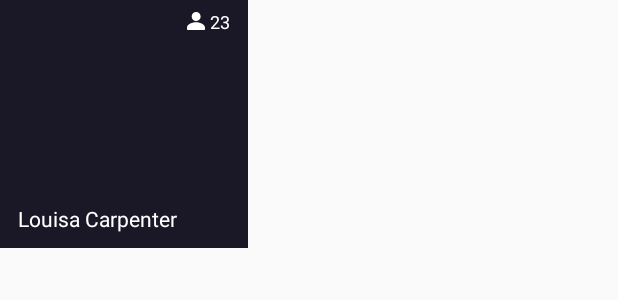
After one commit to nangonghuang/live_android, an Android app: the layout live_item_room_list.xml on its own in the app's theme, with its tools: preview values and no code run, on a phone screen of 412 x 824 dp. The commit adds this screen. Shown: the top 300 px of the screen. Run offline under Robolectric (Android 15) with nearby library versions, the phone set to English and light mode, and no system bars.

Commit message:
add room list adapter ui logic

```diff
--- /dev/null
+++ b/app/src/main/res/drawable/icon_live_people.xml
@@ -0,0 +1,25 @@
+<?xml version="1.0" encoding="utf-8"?>
+<vector xmlns:android="http://schemas.android.com/apk/res/android"
+    android:width="24dp"
+    android:height="24dp"
+    android:viewportWidth="24"
+    android:viewportHeight="24">
+
+    <group
+        android:translateX="-211.000000"
+        android:translateY="-43.000000">
+        <path
+            android:fillColor="#FFFFFF"
+            android:strokeWidth="1"
+            android:pathData="M223.889234,54.9623448 C226.639301,54.6586207 228.865507,52.4315862
+229.169231,49.6811034 C229.568127,46.06 226.74606,43 223.206476,43 C219.89365,43
+217.206893,45.6838621 217.206893,48.9983448 L217.206893,49.0012414
+C217.206893,52.5416552 220.26896,55.3612414 223.889234,54.9623448 Z
+M223.001234,56.6551724 C218.996133,56.6551724 211,58.9649655 211,63.5526897
+L211,66.1388966 C211,66.616 211.384827,67 211.856137,67 L234.143435,67
+C234.371227,66.9994521 234.589466,66.9084076 234.750112,66.7469073
+C234.910759,66.585407 235.000645,66.3666887 234.999989,66.1388966
+L234.999989,63.5526897 C235.002882,58.9678621 227.006749,56.6551724
+223.001234,56.6551724 Z" />
+    </group>
+</vector>
--- /dev/null
+++ b/app/src/main/res/layout/live_item_room_list.xml
@@ -0,0 +1,47 @@
+<?xml version="1.0" encoding="utf-8"?>
+<androidx.constraintlayout.widget.ConstraintLayout xmlns:android="http://schemas.android.com/apk/res/android"
+    xmlns:app="http://schemas.android.com/apk/res-auto"
+    xmlns:tools="http://schemas.android.com/tools"
+    android:id="@+id/root_view"
+    android:layout_width="165dp"
+    android:layout_height="165dp"
+    tools:background="@color/common_bg">
+
+    <TextView
+        android:id="@+id/tv_room_user_num"
+        android:layout_width="wrap_content"
+        android:layout_height="wrap_content"
+        android:layout_marginTop="6dp"
+        android:layout_marginEnd="12dp"
+        android:textColor="@color/white"
+        android:textSize="12sp"
+        app:layout_constraintEnd_toEndOf="parent"
+        app:layout_constraintTop_toTopOf="parent"
+        tools:text="23" />
+
+    <ImageView
+        android:layout_width="12dp"
+        android:layout_height="12dp"
+        android:layout_marginTop="8dp"
+        android:layout_marginEnd="3dp"
+        android:src="@drawable/icon_live_people"
+        app:layout_constraintRight_toLeftOf="@id/tv_room_user_num"
+        app:layout_constraintTop_toTopOf="parent"
+        app:tint="@color/white" />
+
+    <TextView
+        android:id="@+id/tv_room_title"
+        android:layout_width="0dp"
+        android:layout_height="wrap_content"
+        android:layout_marginStart="12dp"
+        android:layout_marginEnd="12dp"
+        android:layout_marginBottom="10dp"
+        android:ellipsize="end"
+        android:singleLine="true"
+        android:textColor="@color/white"
+        android:textSize="14sp"
+        app:layout_constraintBottom_toBottomOf="parent"
+        app:layout_constraintLeft_toLeftOf="parent"
+        app:layout_constraintRight_toRightOf="parent"
+        tools:text="Louisa Carpenter" />
+</androidx.constraintlayout.widget.ConstraintLayout>
--- a/app/src/main/res/values/strings.xml
+++ b/app/src/main/res/values/strings.xml
@@ -11,6 +11,7 @@
     <string name="login_page_login">Log In</string>
 
     <string name="room_list_page_create_live">Create Live</string>
+    <string name="room_list_page_empty">No room online, \nplease create a live room~</string>
 
     <string name="toast_userid_login_fail">Please enter your user ID.</string>
     <string name="toast_user_id_error">User ID can only contain letters and numbers.</string>
```
Also changed, not shown: app/src/main/java/im/zego/livedemo/constants/Constants.java (+11 -0 lines), app/src/main/java/im/zego/livedemo/feature/room/RoomListActivity.java (added, +76 -0 lines), app/src/main/java/im/zego/livedemo/feature/room/adapter/RoomListAdapter.java (added, +84 -0 lines), app/src/main/java/im/zego/livedemo/feature/room/dialog/RoomListItem.java (added, +39 -0 lines), app/src/main/java/im/zego/livedemo/view/GridLayoutItemDecoration.java (added, +187 -0 lines), app/src/main/res/layout/activity_room_list.xml (+28 -0 lines), app/src/main/res/drawable-xxxhdpi/liveshow_room_1.png (added), app/src/main/res/drawable-xxxhdpi/liveshow_room_2.png (added), app/src/main/res/drawable-xxxhdpi/liveshow_room_3.png (added), app/src/main/res/drawable-xxxhdpi/liveshow_room_4.png (added), app/src/main/res/drawable-xxxhdpi/liveshow_room_5.png (added), app/src/main/res/drawable-xxxhdpi/liveshow_room_6.png (added).
